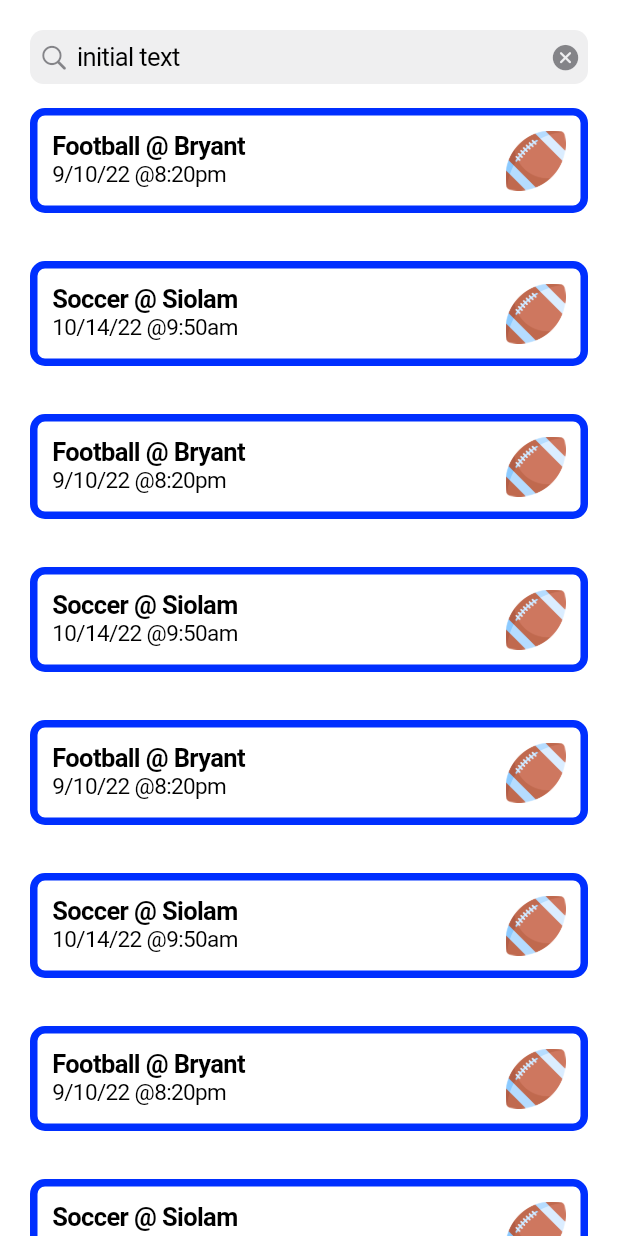
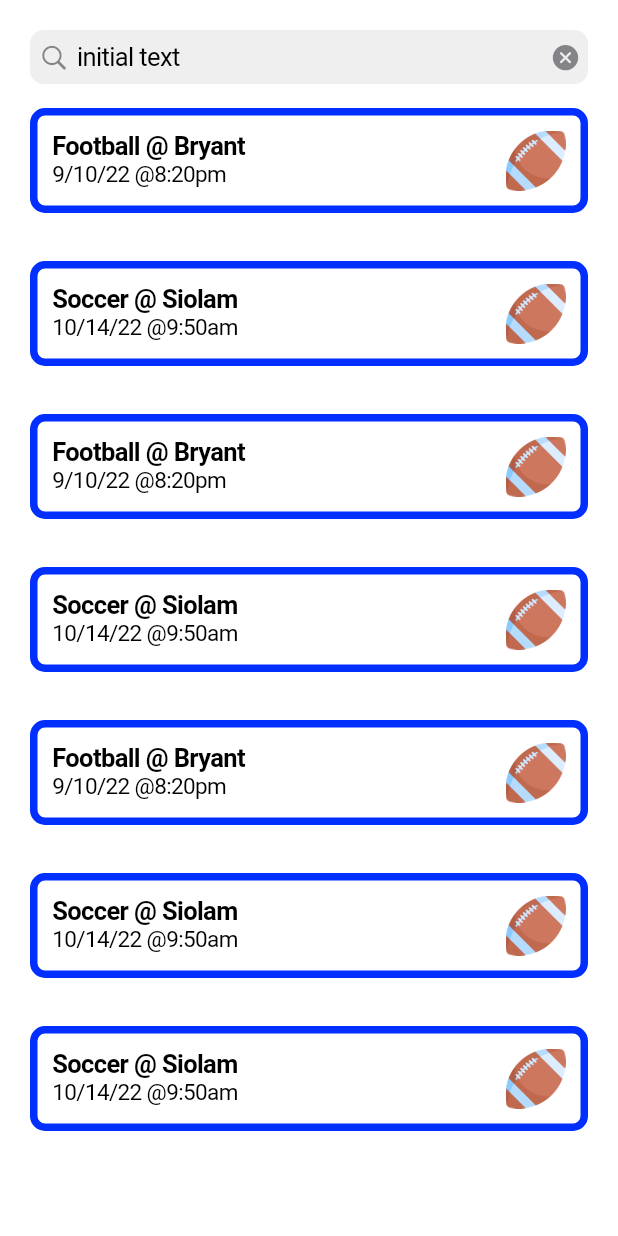
Before and after one commit to Mountie-Mobile/mountie-mobile-app, a Flutter app: the SearchPage screen opened directly, on a phone screen of 412 x 824 dp. Run offline on Flutter 3.47's test engine with Material 2 defaults, Android fonts, the phone set to English and light mode, and no system bars; our stand-ins replace native_notify, table_calendar; missing offline and left inert: a package.

Commit message:
made good progress to get calendar working, almost there. (WIP)
Still need finish calendar and add events

```diff
--- a/lib/custom_widgets/events.dart
+++ b/lib/custom_widgets/events.dart
@@ -5,7 +5,9 @@ class Event extends StatefulWidget {
   final String title;
   final int category;
   final AssetImage customIcon;
-  final String date_time;
+  final String dateTime;
+  //final DateTime backendDateTime;
+  //int numOfEvents = 0;
 
   int getCategory() {
     return category;
@@ -15,12 +17,17 @@ class Event extends StatefulWidget {
     return title;
   }
 
-  const Event(
-      {super.key,
-      required this.title,
-      required this.category,
-      required this.customIcon,
-      required this.date_time});
+  /*DateTime getDateTime() {
+    return backendDateTime;
+  }*/
+
+  Event({
+    super.key,
+    required this.title,
+    required this.category,
+    required this.customIcon,
+    required this.dateTime,
+  });
 
   @override
   State<Event> createState() => _EventState();
@@ -64,7 +71,7 @@ class _EventState extends State<Event> {
                   ),
                   Text(
                     //Display date and time
-                    widget.date_time,
+                    widget.dateTime,
                     style: const TextStyle(
                       color: Color.fromARGB(255, 0, 0, 0),
                       fontSize: 15,
--- a/lib/custom_widgets/events_list.dart
+++ b/lib/custom_widgets/events_list.dart
@@ -1,4 +1,5 @@
 import 'package:flutter/cupertino.dart';
+import 'package:flutter/material.dart';
 import 'events.dart';
 
 class EventList extends StatefulWidget {
@@ -6,61 +7,63 @@ class EventList extends StatefulWidget {
   State<EventList> createState() => _EventListState();
 }
 
-List<Event> eventList = [];
+Map<DateTime, Event> eventList = {
+  DateTime(2022, 7, 1): Event(
+    category: 5,
+    customIcon: AssetImage('assets/sport_icons/football.png'),
+    dateTime: "9/10/22 @8:20pm",
+    title: "Football @ Bryant",
+  ),
+  DateTime(2022, 12, 11): Event(
+    category: 5,
+    customIcon: AssetImage('assets/sport_icons/football.png'),
+    dateTime: "10/14/22 @9:50am",
+    title: "Soccer @ Siolam",
+  ),
+  DateTime(2022, 12, 12): Event(
+    category: 5,
+    customIcon: AssetImage('assets/sport_icons/football.png'),
+    dateTime: "9/10/22 @8:20pm",
+    title: "Football @ Bryant",
+  ),
+  DateTime(2022, 12, 13): Event(
+    category: 5,
+    customIcon: AssetImage('assets/sport_icons/football.png'),
+    dateTime: "10/14/22 @9:50am",
+    title: "Soccer @ Siolam",
+  ),
+  DateTime(2022, 12, 1): Event(
+    category: 5,
+    customIcon: AssetImage('assets/sport_icons/football.png'),
+    dateTime: "9/10/22 @8:20pm",
+    title: "Football @ Bryant",
+  ),
+  DateTime(2022, 12, 10): Event(
+    category: 5,
+    customIcon: AssetImage('assets/sport_icons/football.png'),
+    dateTime: "10/14/22 @9:50am",
+    title: "Soccer @ Siolam",
+  ),
+  DateTime(2022, 12, 1): Event(
+    category: 5,
+    customIcon: AssetImage('assets/sport_icons/football.png'),
+    dateTime: "9/10/22 @8:20pm",
+    title: "Football @ Bryant",
+  ),
+  DateTime(2022, 12, 31): Event(
+    category: 5,
+    customIcon: AssetImage('assets/sport_icons/football.png'),
+    dateTime: "10/14/22 @9:50am",
+    title: "Soccer @ Siolam",
+  ),
+};
 
 class _EventListState extends State<EventList> {
   @override
   Widget build(BuildContext context) {
     return Column(
-      children: const [
-        Event(
-          category: 5,
-          customIcon: AssetImage('assets/sport_icons/football.png'),
-          date_time: "9/10/22 @8:20pm",
-          title: "Football @ Bryant",
-        ),
-        Event(
-          category: 5,
-          customIcon: AssetImage('assets/sport_icons/football.png'),
-          date_time: "10/14/22 @9:50am",
-          title: "Soccer @ Siolam",
-        ),
-        Event(
-          category: 5,
-          customIcon: AssetImage('assets/sport_icons/football.png'),
-          date_time: "9/10/22 @8:20pm",
-          title: "Football @ Bryant",
-        ),
-        Event(
-          category: 5,
-          customIcon: AssetImage('assets/sport_icons/football.png'),
-          date_time: "10/14/22 @9:50am",
-          title: "Soccer @ Siolam",
-        ),
-        Event(
-          category: 5,
-          customIcon: AssetImage('assets/sport_icons/football.png'),
-          date_time: "9/10/22 @8:20pm",
-          title: "Football @ Bryant",
-        ),
-        Event(
-          category: 5,
-          customIcon: AssetImage('assets/sport_icons/football.png'),
-          date_time: "10/14/22 @9:50am",
-          title: "Soccer @ Siolam",
-        ),
-        Event(
-          category: 5,
-          customIcon: AssetImage('assets/sport_icons/football.png'),
-          date_time: "9/10/22 @8:20pm",
-          title: "Football @ Bryant",
-        ),
-        Event(
-          category: 5,
-          customIcon: AssetImage('assets/sport_icons/football.png'),
-          date_time: "10/14/22 @9:50am",
-          title: "Soccer @ Siolam",
-        ),
+      children: [
+        for (Widget event in eventList.values) event,
       ],
     );
   }
--- a/lib/screens/calendar.dart
+++ b/lib/screens/calendar.dart
@@ -2,6 +2,8 @@ import 'package:flutter/cupertino.dart';
 import 'package:mountie_mobile_app/custom_widgets/events.dart';
 import 'package:table_calendar/table_calendar.dart';
 import 'package:flutter/material.dart';
+
+import '../custom_widgets/events_list.dart';
 
 class CalendarPage extends StatefulWidget {
   const CalendarPage({Key? key}) : super(key: key);
@@ -13,27 +15,51 @@ class CalendarPage extends StatefulWidget {
 class _CalendarPageState extends State<CalendarPage> {
   //CalendarFormat format = CalendarFormat.month;
   //Map<DateTime, List<Event>>
-  var selectedEvents = {
-    //DateTime(2022, 8, 15): [Event(title: 'test', category: 0)],
-    //DateTime(2022, 8, 18): [Event(title: 'test2', category: 0,)],
-  };
+  //var selectedEvents = eventList;
+
+  List<Event> _makeEventList(DateTime date) {
+    List<Event> toReturn = [];
+
+    for (DateTime time in eventList.keys) {
+      print("date below");
+      print(date.toString());
+      print("time below");
+      print(time.toString());
+      if (time.compareTo(date) == 0) {
+        toReturn.add(eventList[time] as Event);
+        print("******************************");
+      }
+    }
+
+    print(toReturn);
+    return toReturn;
+  }
+
+  // sets selected and focused date to now (today)
   DateTime selectedDay = DateTime.now();
   DateTime focusedDay = DateTime.now();
 
   @override
   void initState() {
-    selectedEvents = {};
+    //selectedEvents = {};
     super.initState();
   }
 
+  @override
+  void dispose() {
+    //selectedEvents.dispose();
+    super.dispose();
+  }
+
   List<Event> _getEventsForDay(DateTime date) {
-    return selectedEvents[date] ?? [];
+    return _makeEventList(date);
+    //selectedEvents[date] ?? [];
   }
 
   //TEMP, think we can do a for loop to add all events from database
   // selectedEvents[DateTime(2022,8,15)].add(
-  //   Event(title: 'first test', calendar: 1),
-  // );
+  //    Event(title: 'first test', calendar: 1),
+  //  );
 
   @override
   Widget build(BuildContext context) {
@@ -143,11 +169,11 @@ class _CalendarPageState extends State<CalendarPage> {
               return isSameDay(selectedDay, date);
             },
           ),
-          ..._getEventsForDay(selectedDay).map(
+          /*..._getEventsForDay(selectedDay).map(
             (Event event) => ListTile(
               title: Text(event.title),
             ),
-          ),
+          ),*/
         ],
       ),
     );
```
